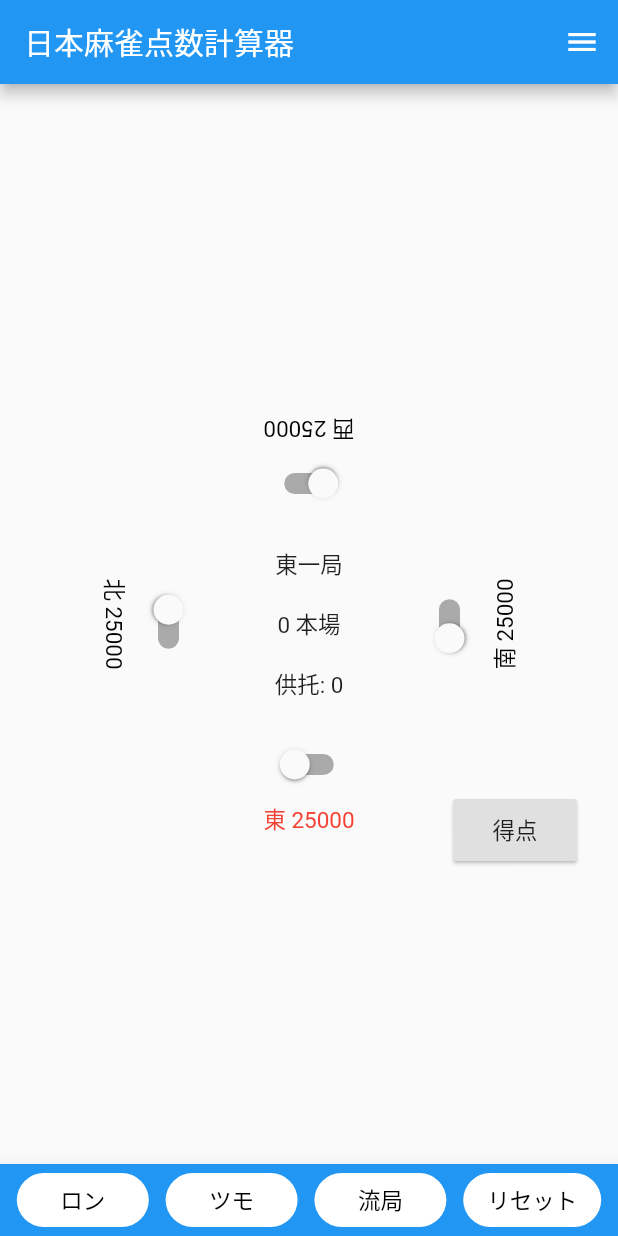
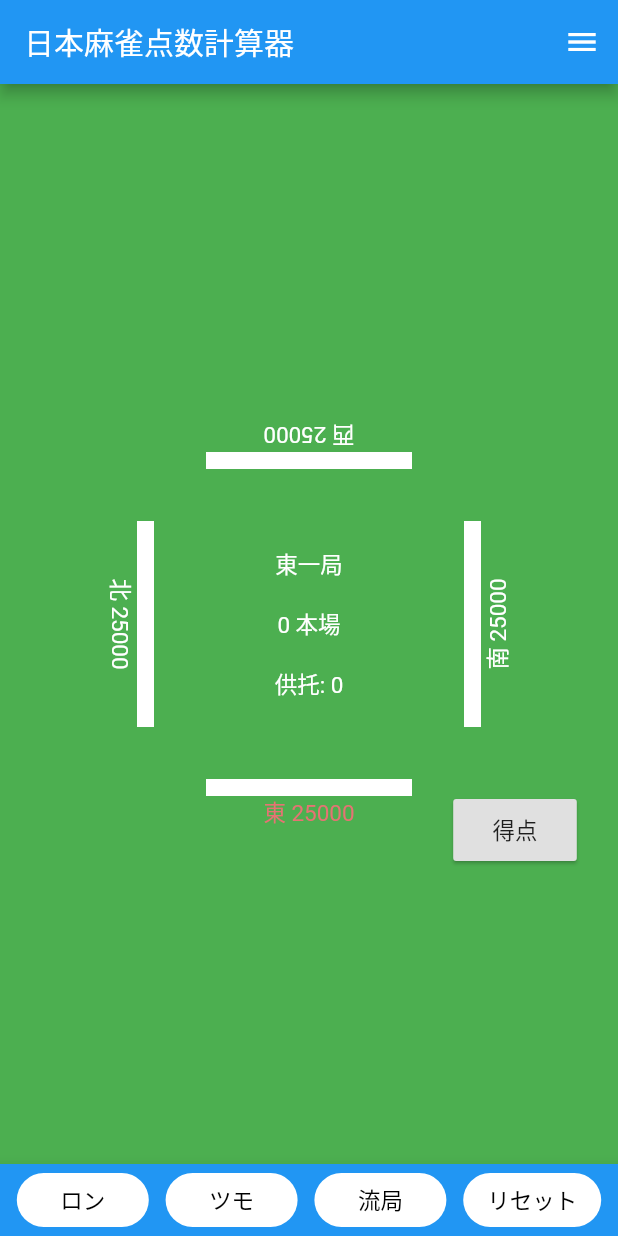
Before and after one commit to 2013612/jmpr_flutter, a Flutter app: the screen it shows after launch, on a phone screen of 412 x 824 dp. Run offline on Flutter 3.47's test engine with Material 2 defaults, Android fonts, the phone set to English and light mode, and no system bars; generated files the repository leaves out were written again.

Commit message:
change riichi switch to photo and change background color and text color

```diff
--- a/lib/layout.dart
+++ b/lib/layout.dart
@@ -26,8 +26,8 @@ class Layout extends StatefulWidget {
 
 class _LayoutState extends State<Layout> {
   Position firstOya = Position.Bottom;
-  final Color firstOyaColor = Colors.red;
-  final Color nonFirstOyaColor = Colors.black;
+  final Color firstOyaColor = Colors.red[300];
+  final Color nonFirstOyaColor = Colors.white;
   SettingParameter currentSetting;
   PointSettingParameter currentPointSetting;
   List<History> histories = [];
@@ -281,15 +281,29 @@ class _LayoutState extends State<Layout> {
               (firstOya.index + currentPointSetting.currentKyoku) +
               8) %
           4];
-      return Column(
+      return GestureDetector(
+        child: Column(
           children: [
-          SizedBox(
-            height: 50,
-            child: Switch(
-              value: currentPointSetting.players[position].riichi,
-              onChanged: (val) {
+            Spacer(),
+            Container(
+              child: Image.asset(currentPointSetting.players[position].riichi
+                  ? "assets/riichibou.png"
+                  : "assets/no_riichibou.png"),
+            ),
+            Text(
+              "$sittingText ${currentPointSetting.players[position].point}",
+              style: TextStyle(
+                color: firstOya == position ? firstOyaColor : nonFirstOyaColor,
+              ),
+            ),
+            Spacer(
+              flex: 2,
+            ),
+          ],
+        ),
+        onTap: () {
           setState(() {
-                  if (val) {
+            if (!currentPointSetting.players[position].riichi) {
               currentPointSetting.riichibou++;
               currentPointSetting.players[position].point -= 1000;
               currentPointSetting.players[position].riichi = true;
@@ -300,15 +314,6 @@ class _LayoutState extends State<Layout> {
             }
           });
         },
-            ),
-          ),
-          Text(
-            "$sittingText ${currentPointSetting.players[position].point}",
-            style: TextStyle(
-              color: firstOya == position ? firstOyaColor : nonFirstOyaColor,
-            ),
-          ),
-        ],
       );
     }
 
@@ -458,6 +463,7 @@ class _LayoutState extends State<Layout> {
 
     if (MediaQuery.of(context).orientation == Orientation.portrait) {
       return Scaffold(
+        backgroundColor: Colors.green,
         appBar: AppBar(
           title: FittedBox(
             child: Text(AppLocalizations.of(context).appTitle),
@@ -556,9 +562,24 @@ class _LayoutState extends State<Layout> {
                 child: Column(
                   mainAxisAlignment: MainAxisAlignment.spaceEvenly,
                   children: [
-                    Text(Constant.kyokus[currentPointSetting.currentKyoku]),
-                    Text("${currentPointSetting.bonba} 本場"),
-                    Text("供托: ${currentPointSetting.riichibou}"),
+                    Text(
+                      Constant.kyokus[currentPointSetting.currentKyoku],
+                      style: TextStyle(
+                        color: nonFirstOyaColor,
+                      ),
+                    ),
+                    Text(
+                      "${currentPointSetting.bonba} 本場",
+                      style: TextStyle(
+                        color: nonFirstOyaColor,
+                      ),
+                    ),
+                    Text(
+                      "供托: ${currentPointSetting.riichibou}",
+                      style: TextStyle(
+                        color: nonFirstOyaColor,
+                      ),
+                    ),
                   ],
                 ),
               ),
@@ -640,6 +661,7 @@ class _LayoutState extends State<Layout> {
       );
     } else {
       return Scaffold(
+        backgroundColor: Colors.green,
         appBar: AppBar(
           title: FittedBox(
             child: Text(AppLocalizations.of(context).appTitle),
@@ -718,32 +740,66 @@ class _LayoutState extends State<Layout> {
         body: Row(
           children: [
             Spacer(),
-            RotatedBox(
+            Flexible(
+              child: RotatedBox(
                 quarterTurns: 1,
                 child: PointAndRiichiSwitch(Position.Left),
               ),
+            ),
             Column(
-              mainAxisAlignment: MainAxisAlignment.spaceBetween,
+              mainAxisSize: MainAxisSize.min,
               children: [
-                RotatedBox(
+                Flexible(
+                  child: RotatedBox(
                     quarterTurns: 2,
                     child: PointAndRiichiSwitch(Position.Top),
                   ),
-                PointAndRiichiSwitch(Position.Bottom),
+                ),
+                Spacer(
+                  flex: 3,
+                ),
+                Flexible(child: PointAndRiichiSwitch(Position.Bottom)),
               ],
             ),
-            RotatedBox(
+            Flexible(
+              child: RotatedBox(
                 quarterTurns: 3,
                 child: PointAndRiichiSwitch(Position.Right),
               ),
+            ),
             Spacer(),
-            Column(
+            Flexible(
+              child: Column(
                 mainAxisAlignment: MainAxisAlignment.spaceEvenly,
                 children: [
-                Text(Constant.kyokus[currentPointSetting.currentKyoku]),
-                Text("${currentPointSetting.bonba} 本場"),
-                Text("供托: ${currentPointSetting.riichibou}"),
+                  Spacer(
+                    flex: 3,
+                  ),
+                  Text(
+                    Constant.kyokus[currentPointSetting.currentKyoku],
+                    style: TextStyle(
+                      color: nonFirstOyaColor,
+                    ),
+                  ),
+                  Spacer(),
+                  Text(
+                    "${currentPointSetting.bonba} 本場",
+                    style: TextStyle(
+                      color: nonFirstOyaColor,
+                    ),
+                  ),
+                  Spacer(),
+                  Text(
+                    "供托: ${currentPointSetting.riichibou}",
+                    style: TextStyle(
+                      color: nonFirstOyaColor,
+                    ),
+                  ),
+                  Spacer(
+                    flex: 3,
+                  ),
                 ],
+              ),
             ),
             Spacer(),
             RaisedButton(
@@ -756,57 +812,6 @@ class _LayoutState extends State<Layout> {
             ),
           ],
         ),
-        // body: Center(
-        //   child: GridView.count(
-        //     shrinkWrap: true,
-        //     crossAxisCount: 3,
-        //     children: [
-        //       EmptyGrid(),
-        //       Center(
-        //         child: RotatedBox(
-        //           quarterTurns: 2,
-        //           child: PointAndRiichiSwitch(Position.Top),
-        //         ),
-        //       ),
-        //       EmptyGrid(),
-        //       Center(
-        //         child: RotatedBox(
-        //           quarterTurns: 1,
-        //           child: PointAndRiichiSwitch(Position.Left),
-        //         ),
-        //       ),
-        //       Center(
-        //         child: Column(
-        //           mainAxisAlignment: MainAxisAlignment.spaceEvenly,
-        //           children: [
-        //             Text(Constant.kyokus[currentPointSetting.currentKyoku]),
-        //             Text("${currentPointSetting.bonba} 本場"),
-        //             Text("供托: ${currentPointSetting.riichibou}"),
-        //           ],
-        //         ),
-        //       ),
-        //       Center(
-        //         child: RotatedBox(
-        //           quarterTurns: 3,
-        //           child: PointAndRiichiSwitch(Position.Right),
-        //         ),
-        //       ),
-        //       EmptyGrid(),
-        //       Center(
-        //         child: PointAndRiichiSwitch(Position.Bottom),
-        //       ),
-        //       FractionallySizedBox(
-        //         heightFactor: 0.3,
-        //         widthFactor: 0.6,
-        //         child: RaisedButton(
-        //           child: Text(AppLocalizations.of(context).result),
-        //           onPressed: calResult,
-        //           elevation: 1.0,
-        //         ),
-        //       ),
-        //     ],
-        //   ),
-        // ),
         bottomNavigationBar: BottomAppBar(
           child: Row(
             mainAxisAlignment: MainAxisAlignment.spaceEvenly,
--- a/pubspec.yaml
+++ b/pubspec.yaml
@@ -59,6 +59,9 @@ flutter:
   # For details regarding adding assets from package dependencies, see
   # https://flutter.dev/assets-and-images/#from-packages
 
+  assets:
+    - assets/
+
   # To add custom fonts to your application, add a fonts section here,
   # in this "flutter" section. Each entry in this list should have a
   # "family" key with the font family name, and a "fonts" key with a
```
Also changed, not shown: assets/no_riichibou.png (added), assets/riichibou.png (added). Lines whose indentation alone changed are shown as unchanged.
